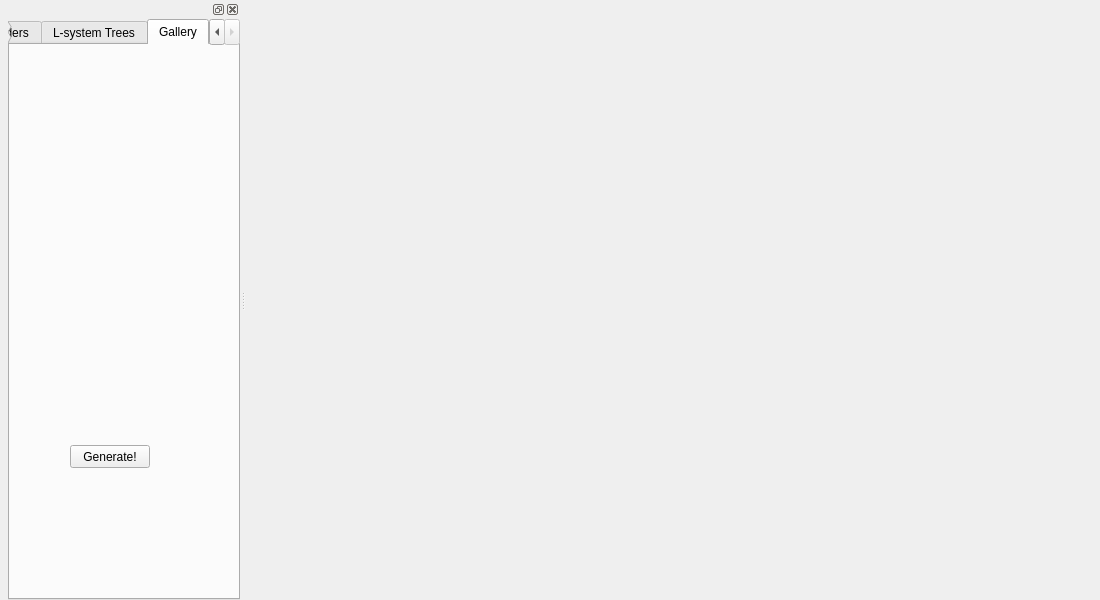
Before: the Qt Designer form ui/mainwindow.ui in herewegoblueno/beagle, drawn with Qt 5.
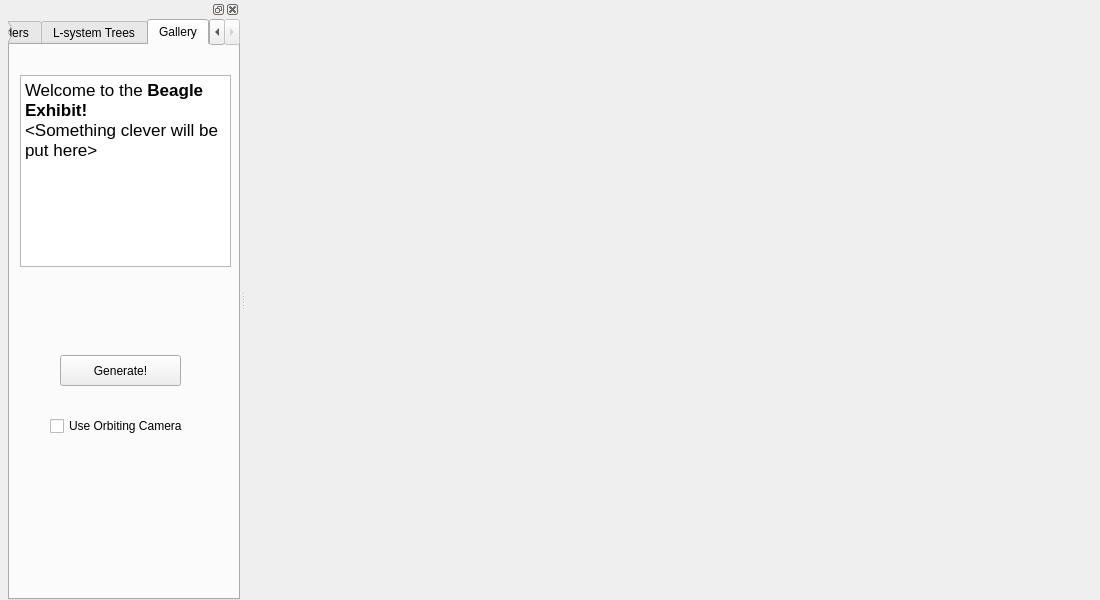
After: the same form once the commit is applied.

Commit message:
Prettied up the gallery scene and added in my custom shaders
Also reduced tessellation levels to reduce lag

Patch:
```diff
--- a/ui/mainwindow.ui
+++ b/ui/mainwindow.ui
@@ -652,16 +652,47 @@
           <widget class="QPushButton" name="regenerateGallery">
            <property name="geometry">
             <rect>
-             <x>60</x>
-             <y>400</y>
-             <width>80</width>
-             <height>23</height>
+             <x>50</x>
+             <y>310</y>
+             <width>121</width>
+             <height>31</height>
             </rect>
            </property>
            <property name="text">
             <string>Generate!</string>
            </property>
           </widget>
+          <widget class="QTextBrowser" name="textBrowser">
+           <property name="geometry">
+            <rect>
+             <x>10</x>
+             <y>30</y>
+             <width>211</width>
+             <height>192</height>
+            </rect>
+           </property>
+           <property name="html">
+            <string>&lt;!DOCTYPE HTML PUBLIC &quot;-//W3C//DTD HTML 4.0//EN&quot; &quot;http://www.w3.org/TR/REC-html40/strict.dtd&quot;&gt;
+&lt;html&gt;&lt;head&gt;&lt;meta name=&quot;qrichtext&quot; content=&quot;1&quot; /&gt;&lt;style type=&quot;text/css&quot;&gt;
+p, li { white-space: pre-wrap; }
+&lt;/style&gt;&lt;/head&gt;&lt;body style=&quot; font-family:'.AppleSystemUIFont'; font-size:13pt; font-weight:400; font-style:normal;&quot;&gt;
+&lt;p style=&quot; margin-top:0px; margin-bottom:0px; margin-left:0px; margin-right:0px; -qt-block-indent:0; text-indent:0px;&quot;&gt;Welcome to the &lt;span style=&quot; font-weight:600;&quot;&gt;Beagle Exhibit!&lt;/span&gt;&lt;/p&gt;
+&lt;p style=&quot; margin-top:0px; margin-bottom:0px; margin-left:0px; margin-right:0px; -qt-block-indent:0; text-indent:0px;&quot;&gt;&amp;lt;Something clever will be put here&amp;gt;&lt;/p&gt;&lt;/body&gt;&lt;/html&gt;</string>
+           </property>
+          </widget>
+          <widget class="QCheckBox" name="useOrbitingCameraGallery">
+           <property name="geometry">
+            <rect>
+             <x>40</x>
+             <y>370</y>
+             <width>151</width>
+             <height>22</height>
+            </rect>
+           </property>
+           <property name="text">
+            <string>Use Orbiting Camera</string>
+           </property>
+          </widget>
          </widget>
         </widget>
        </item>
```
Left out of the diff: 42 changed lines with no effect on the pictures. The commit also changes 10 other files.
